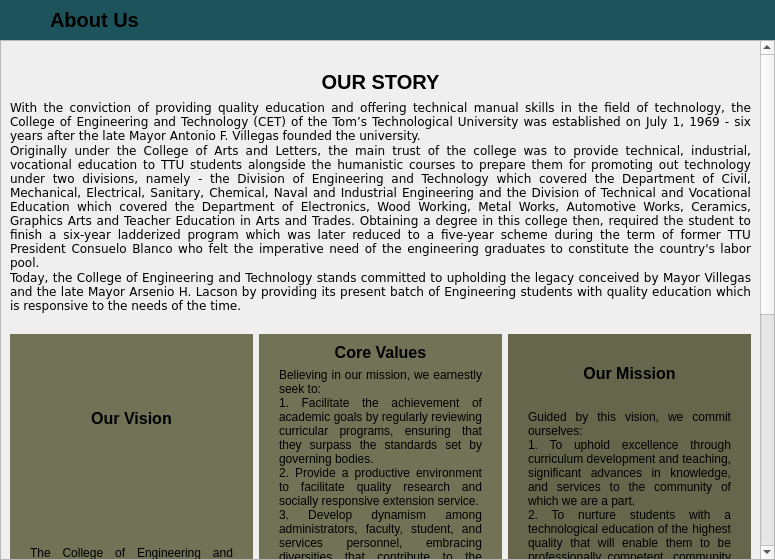
First picture: the form in informationwindowaboutus.ui, repository PeteCastle/SoftwareDesignCaseStudy, before the edit.
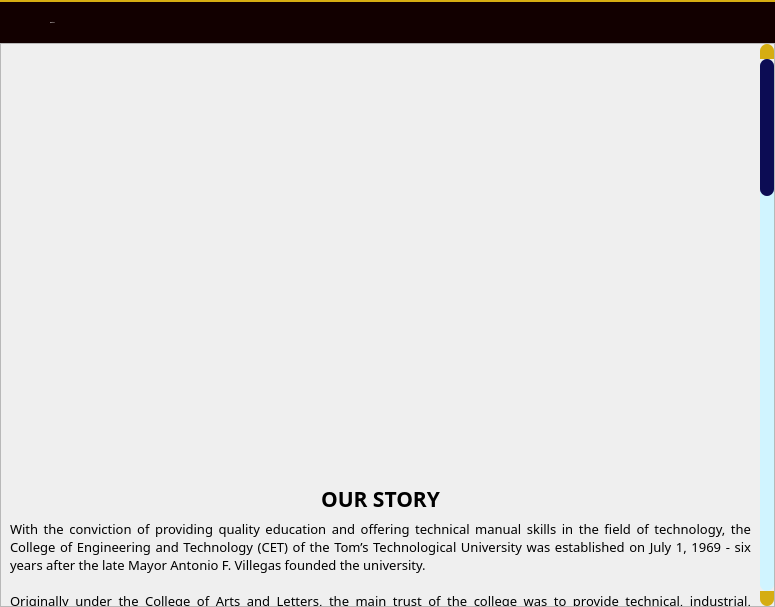
Second picture: the form after the edit. Icons and pictures are not drawn.

The edit to the form file:
```diff
--- a/informationwindowaboutus.ui
+++ b/informationwindowaboutus.ui
@@ -7,12 +7,15 @@
     <x>0</x>
     <y>0</y>
     <width>775</width>
-    <height>560</height>
+    <height>607</height>
    </rect>
   </property>
   <property name="windowTitle">
    <string>Form</string>
   </property>
+  <property name="styleSheet">
+   <string notr="true"/>
+  </property>
   <layout class="QVBoxLayout" name="verticalLayout" stretch="7,92">
    <property name="spacing">
     <number>0</number>
@@ -32,7 +35,11 @@
    <item>
     <widget class="QWidget" name="Header" native="true">
      <property name="styleSheet">
-      <string notr="true">background-color: rgb(29, 84, 92);</string>
+      <string notr="true">QWidget {
+	border-top:2px solid rgb(213, 173, 18);
+background-color: rgb(18, 0, 0);
+
+}</string>
      </property>
      <layout class="QHBoxLayout" name="horizontalLayout">
       <property name="spacing">
@@ -54,10 +61,20 @@
        <widget class="QLabel" name="label">
         <property name="font">
          <font>
-          <pointsize>15</pointsize>
+          <family>Heebo</family>
+          <pointsize>-1</pointsize>
+          <italic>false</italic>
           <bold>true</bold>
          </font>
         </property>
+        <property name="styleSheet">
+         <string notr="true">QLabel {
+
+	color: rgb(255, 255, 255);
+font: bold 25px &quot;Heebo&quot;;
+
+}</string>
+        </property>
         <property name="text">
          <string>About Us</string>
         </property>
@@ -83,6 +100,65 @@
       </property>
       <item>
        <widget class="QScrollArea" name="scrollArea">
+        <property name="styleSheet">
+         <string notr="true">QScrollBar:vertical {
+border: none;
+	background-color: rgb(208, 244, 255);
+width: 14px;
+margin: 15px 0 15px 0;
+border-radius: 7px;
+}
+
+
+/* HANDLE BAR VERTICAL */
+QScrollBar::handle:vertical {
+	background-color: rgb(12, 12, 84);
+min-height: 30px;
+border-radius: 7px;
+}
+QScrollBar::handle:vertical:hover{
+background-color:rgb(28, 114, 206)
+}
+QScrollBar::handle:vertical:pressed {
+	background-color: rgb(8, 32, 59);
+}
+
+
+/* BTN TOP - SCROLLBAR */
+QScrollBar::sub-line:vertical {
+border: none;
+background-color: rgb(213, 173, 18);
+height: 15px;
+border-top-left-radius: 7px;
+border-top-right-radius: 7px;
+subcontrol-position: top;
+subcontrol-origin: margin;
+}
+QScrollBar::sub-line:vertical:hover {
+background-color: rgb(211, 213, 66);
+}
+QScrollBar::sub-line:vertical:pressed {
+	background-color: rgb(139, 111, 12);
+}
+
+
+/* BTN BOTTOM - SCROLLBAR */
+QScrollBar::add-line:vertical {
+border: none;
+background-color: rgb(213, 173, 18);
+height: 15px;
+border-bottom-left-radius: 7px;
+border-bottom-right-radius: 7px;
+subcontrol-position: bottom;
+subcontrol-origin: margin;
+}
+QScrollBar::add-line:vertical:hover {
+background-color: rgb(211, 213, 66);
+}
+QScrollBar::add-line:vertical:pressed {
+background-color: rgb(139, 111, 12);
+}</string>
+        </property>
         <property name="widgetResizable">
          <bool>true</bool>
         </property>
@@ -90,24 +166,273 @@
          <property name="geometry">
           <rect>
            <x>0</x>
-           <y>-735</y>
+           <y>-1849</y>
            <width>759</width>
-           <height>1253</height>
+           <height>2411</height>
           </rect>
          </property>
-         <layout class="QGridLayout" name="gridLayout" columnstretch="30,30,30">
+         <layout class="QGridLayout" name="gridLayout" rowstretch="0,0,0,0,0,0,0,0,0,0,0,0,0,0,0,0" columnstretch="30,30,30">
+          <item row="13" column="0" colspan="3" alignment="Qt::AlignHCenter">
+           <widget class="QLabel" name="label_23">
+            <property name="font">
+             <font>
+              <family>Heebo</family>
+              <pointsize>12</pointsize>
+              <italic>false</italic>
+              <bold>true</bold>
+             </font>
+            </property>
+            <property name="styleSheet">
+             <string notr="true">font: bold 12pt &quot;Heebo&quot;;
+color: rgb(0,0,0);</string>
+            </property>
+            <property name="text">
+             <string>Source Code</string>
+            </property>
+           </widget>
+          </item>
+          <item row="10" column="0" colspan="3">
+           <widget class="QLabel" name="label_10">
+            <property name="font">
+             <font>
+              <family>Heebo</family>
+              <pointsize>18</pointsize>
+              <italic>false</italic>
+              <bold>true</bold>
+             </font>
+            </property>
+            <property name="styleSheet">
+             <string notr="true">font: bold 18pt &quot;Heebo&quot;;
+color: rgb(0,0,0);</string>
+            </property>
+            <property name="text">
+             <string>MEET THE TEAM</string>
+            </property>
+            <property name="alignment">
+             <set>Qt::AlignCenter</set>
+            </property>
+           </widget>
+          </item>
           <item row="2" column="0" colspan="3">
+           <widget class="QLabel" name="label_26">
+            <property name="sizePolicy">
+             <sizepolicy hsizetype="Minimum" vsizetype="Maximum">
+              <horstretch>0</horstretch>
+              <verstretch>0</verstretch>
+             </sizepolicy>
+            </property>
+            <property name="minimumSize">
+             <size>
+              <width>500</width>
+              <height>400</height>
+             </size>
+            </property>
+            <property name="styleSheet">
+             <string notr="true">image: url(:/Icons/ProgramIcons/building.png);</string>
+            </property>
+            <property name="text">
+             <string/>
+            </property>
+           </widget>
+          </item>
+          <item row="4" column="0" colspan="3">
+           <widget class="QLabel" name="label_2">
+            <property name="font">
+             <font>
+              <family>heebo</family>
+              <pointsize>16</pointsize>
+              <italic>false</italic>
+              <bold>true</bold>
+             </font>
+            </property>
+            <property name="styleSheet">
+             <string notr="true">Font: bold 16pt &quot;heebo&quot;;
+color: rgb(0,0,0);</string>
+            </property>
+            <property name="text">
+             <string>OUR STORY</string>
+            </property>
+            <property name="alignment">
+             <set>Qt::AlignCenter</set>
+            </property>
+            <property name="textInteractionFlags">
+             <set>Qt::LinksAccessibleByKeyboard|Qt::LinksAccessibleByMouse|Qt::TextBrowserInteraction|Qt::TextSelectableByKeyboard|Qt::TextSelectableByMouse</set>
+            </property>
+           </widget>
+          </item>
+          <item row="8" column="1">
+           <widget class="QWidget" name="widget_2" native="true">
+            <property name="styleSheet">
+             <string notr="true">	background-color: rgb(208, 244, 255);</string>
+            </property>
+            <layout class="QVBoxLayout" name="verticalLayout_4">
+             <property name="leftMargin">
+              <number>20</number>
+             </property>
+             <property name="rightMargin">
+              <number>20</number>
+             </property>
+             <item alignment="Qt::AlignTop">
+              <widget class="QLabel" name="label_5">
+               <property name="font">
+                <font>
+                 <family>Heebo</family>
+                 <pointsize>12</pointsize>
+                 <italic>false</italic>
+                 <bold>true</bold>
+                </font>
+               </property>
+               <property name="styleSheet">
+                <string notr="true">font: bold 12pt &quot;Heebo&quot;;
+color: rgb(0, 0, 0);</string>
+               </property>
+               <property name="text">
+                <string>Core Values</string>
+               </property>
+               <property name="alignment">
+                <set>Qt::AlignCenter</set>
+               </property>
+               <property name="textInteractionFlags">
+                <set>Qt::LinksAccessibleByKeyboard|Qt::LinksAccessibleByMouse|Qt::TextBrowserInteraction|Qt::TextSelectableByKeyboard|Qt::TextSelectableByMouse</set>
+               </property>
+              </widget>
+             </item>
+             <item>
+              <widget class="QLabel" name="label_8">
+               <property name="styleSheet">
+                <string notr="true">font: 9pt &quot;Heebo&quot;;
+color: rgb(0, 0, 0);</string>
+               </property>
+               <property name="text">
+                <string>Believing in our mission, we earnestly seek to:
+1. Facilitate the achievement of academic goals by regularly reviewing curricular programs, ensuring that they surpass the standards set by governing bodies.
+2. Provide a productive environment to facilitate quality research and socially responsive extension service.
+3. Develop dynamism among administrators, faculty, student, and services personnel, embracing diversities that contribute to the growth of the college.
+4. Strengthen our ties with our alumni and industry partners, helping us establish a distinct place in the industry.
+</string>
+               </property>
+               <property name="alignment">
+                <set>Qt::AlignJustify|Qt::AlignVCenter</set>
+               </property>
+               <property name="wordWrap">
+                <bool>true</bool>
+               </property>
+               <property name="textInteractionFlags">
+                <set>Qt::LinksAccessibleByKeyboard|Qt::LinksAccessibleByMouse|Qt::TextBrowserInteraction|Qt::TextSelectableByKeyboard|Qt::TextSelectableByMouse</set>
+               </property>
+              </widget>
+             </item>
+            </layout>
+           </widget>
+          </item>
+          <item row="8" column="0">
+           <widget class="QWidget" name="widget" native="true">
+            <property name="styleSheet">
+             <string notr="true">	background-color: rgb(208, 244, 255);</string>
+            </property>
+            <layout class="QVBoxLayout" name="verticalLayout_3" stretch="5,90">
+             <property name="spacing">
+              <number>0</number>
+             </property>
+             <property name="leftMargin">
+              <number>20</number>
+             </property>
+             <property name="topMargin">
+              <number>9</number>
+             </property>
+             <property name="rightMargin">
+              <number>20</number>
+             </property>
+             <property name="bottomMargin">
+              <number>0</number>
+             </property>
+             <item alignment="Qt::AlignHCenter|Qt::AlignBottom">
+              <widget class="QLabel" name="label_7">
+               <property name="styleSheet">
+                <string notr="true">font: bold 12pt &quot;Heebo&quot;;
+color: rgb(0, 0, 0);</string>
+               </property>
+               <property name="text">
+                <string>Our Vision</string>
+               </property>
+               <property name="textInteractionFlags">
+                <set>Qt::LinksAccessibleByKeyboard|Qt::LinksAccessibleByMouse|Qt::TextBrowserInteraction|Qt::TextSelectableByKeyboard|Qt::TextSelectableByMouse</set>
+               </property>
+              </widget>
+             </item>
+             <item alignment="Qt::AlignTop">
+              <widget class="QLabel" name="label_4">
+               <property name="styleSheet">
+                <string notr="true">font: 9pt &quot;Heebo&quot;;
+color: rgb(0, 0, 0);</string>
+               </property>
+               <property name="text">
+                <string>The College of Engineering and Technology will be the premier college in technological education, research, and extension services. Technology-driven education, creative research, and sustainable extension activities that will improve the lives of people in the communities will be used to build internationally competitive and socially responsible professionals.</string>
+               </property>
+               <property name="alignment">
+                <set>Qt::AlignJustify|Qt::AlignVCenter</set>
+               </property>
+               <property name="wordWrap">
+                <bool>true</bool>
+               </property>
+               <property name="textInteractionFlags">
+                <set>Qt::LinksAccessibleByKeyboard|Qt::LinksAccessibleByMouse|Qt::TextBrowserInteraction|Qt::TextSelectableByKeyboard|Qt::TextSelectableByMouse</set>
+               </property>
+              </widget>
+             </item>
+            </layout>
+           </widget>
+          </item>
+          <item row="14" column="0" colspan="3" alignment="Qt::AlignHCenter">
+           <widget class="QLabel" name="label_24">
+            <property name="styleSheet">
+             <string notr="true">font: 9pt &quot;Heebo&quot;;
+color: rgb(0,0,0);</string>
+            </property>
+            <property name="text">
+             <string>https://github.com/PeteCastle/SoftwareDesignCaseStudy</string>
+            </property>
+            <property name="textInteractionFlags">
+             <set>Qt::LinksAccessibleByKeyboard|Qt::LinksAccessibleByMouse|Qt::TextBrowserInteraction|Qt::TextSelectableByKeyboard|Qt::TextSelectableByMouse</set>
+            </property>
+           </widget>
+          </item>
+          <item row="6" column="0" colspan="3">
            <widget class="QLabel" name="label_3">
+            <property name="sizePolicy">
+             <sizepolicy hsizetype="Preferred" vsizetype="Preferred">
+              <horstretch>0</horstretch>
+              <verstretch>0</verstretch>
+             </sizepolicy>
+            </property>
+            <property name="minimumSize">
+             <size>
+              <width>0</width>
+              <height>0</height>
+             </size>
+            </property>
             <property name="font">
              <font>
-              <family>Verdana</family>
+              <family>Heebo</family>
+              <pointsize>10</pointsize>
+              <italic>false</italic>
+              <bold>false</bold>
              </font>
             </property>
+            <property name="styleSheet">
+             <string notr="true">QLabel {
+	color: rgb(0,0,0);
+	font: 10pt &quot;Heebo&quot;;
+
+}
+</string>
+            </property>
             <property name="text">
              <string>With the conviction of providing quality education and offering technical manual skills in the field of technology, the College of Engineering and Technology (CET) of the Tom’s Technological University was established on July 1, 1969 - six years after the late Mayor Antonio F. Villegas founded the university.
+
 Originally under the College of Arts and Letters, the main trust of the college was to provide technical, industrial, vocational education to TTU students alongside the humanistic courses to prepare them for promoting out technology under two divisions, namely - the Division of Engineering and Technology which covered the Department of Civil, Mechanical, Electrical, Sanitary, Chemical, Naval and Industrial Engineering and the Division of Technical and Vocational Education which covered the Department of Electronics, Wood Working, Metal Works, Automotive Works, Ceramics, Graphics Arts and Teacher Education in Arts and Trades. Obtaining a degree in this college then, required the student to finish a six-year ladderized program which was later reduced to a five-year scheme during the term of former TTU President Consuelo Blanco who felt the imperative need of the engineering graduates to constitute the country's labor pool.
-Today, the College of Engineering and Technology stands committed to upholding the legacy conceived by Mayor Villegas and the late Mayor Arsenio H. Lacson by providing its present batch of Engineering students with quality education which is responsive to the needs of the time.
-</string>
+
+Today, the College of Engineering and Technology stands committed to upholding the legacy conceived by Mayor Villegas and the late Mayor Arsenio H. Lacson by providing its present batch of Engineering students with quality education which is responsive to the needs of the time.</string>
             </property>
             <property name="alignment">
              <set>Qt::AlignJustify|Qt::AlignVCenter</set>
@@ -116,74 +441,37 @@
              <bool>true</bool>
             </property>
             <property name="margin">
-             <number>50</number>
+             <number>20</number>
             </property>
             <property name="textInteractionFlags">
-             <set>Qt::LinksAccessibleByMouse|Qt::TextSelectableByMouse</set>
+             <set>Qt::LinksAccessibleByKeyboard|Qt::LinksAccessibleByMouse|Qt::TextBrowserInteraction|Qt::TextSelectableByKeyboard|Qt::TextSelectableByMouse</set>
             </property>
            </widget>
           </item>
-          <item row="5" column="0" colspan="3">
-           <widget class="QLabel" name="label_10">
-            <property name="font">
-             <font>
-              <pointsize>12</pointsize>
-              <bold>true</bold>
-             </font>
+          <item row="15" column="0" colspan="3">
+           <widget class="Line" name="line">
+            <property name="orientation">
+             <enum>Qt::Horizontal</enum>
             </property>
-            <property name="text">
-             <string>MEET THE TEAM</string>
-            </property>
-            <property name="alignment">
-             <set>Qt::AlignCenter</set>
-            </property>
            </widget>
           </item>
-          <item row="3" column="0">
-           <widget class="QWidget" name="widget" native="true">
-            <property name="styleSheet">
-             <string notr="true">background-color: rgb(114, 114, 86);</string>
+          <item row="0" column="0" colspan="3">
+           <spacer name="verticalSpacer">
+            <property name="orientation">
+             <enum>Qt::Vertical</enum>
             </property>
-            <layout class="QVBoxLayout" name="verticalLayout_3">
-             <property name="leftMargin">
-              <number>20</number>
-             </property>
-             <property name="rightMargin">
-              <number>20</number>
-             </property>
-             <item alignment="Qt::AlignHCenter">
-              <widget class="QLabel" name="label_4">
-               <property name="font">
-                <font>
-                 <pointsize>12</pointsize>
-                 <bold>true</bold>
-                </font>
-               </property>
-               <property name="text">
-                <string>Our Vision</string>
-               </property>
-               <property name="alignment">
-                <set>Qt::AlignCenter</set>
-               </property>
-              </widget>
-             </item>
-             <item>
-              <widget class="QLabel" name="label_7">
-               <property name="text">
-                <string>The College of Engineering and Technology will be the premier college in technological education, research, and extension services.</string>
-               </property>
-               <property name="alignment">
-                <set>Qt::AlignJustify|Qt::AlignVCenter</set>
-               </property>
-               <property name="wordWrap">
-                <bool>true</bool>
-               </property>
-              </widget>
-             </item>
-            </layout>
-           </widget>
+            <property name="sizeType">
+             <enum>QSizePolicy::Fixed</enum>
+            </property>
+            <property name="sizeHint" stdset="0">
+             <size>
+              <width>20</width>
+              <height>20</height>
+             </size>
+            </property>
+           </spacer>
           </item>
-          <item row="7" column="0" colspan="3">
+          <item row="12" column="0" colspan="3">
            <spacer name="verticalSpacer_3">
             <property name="orientation">
              <enum>Qt::Vertical</enum>
@@ -199,7 +487,7 @@
             </property>
            </spacer>
           </item>
-          <item row="6" column="0" colspan="3">
+          <item row="11" column="0" colspan="3">
            <layout class="QGridLayout" name="gridLayout_2">
             <property name="leftMargin">
              <number>30</number>
@@ -219,18 +507,36 @@
             <item row="0" column="1">
              <widget class="QWidget" name="widget_5" native="true">
               <property name="styleSheet">
-               <string notr="true">background-color: rgb(146, 189, 108);</string>
+               <string notr="true">QWidget#widget_5{
+
+background-color: rgb(146, 189, 108);
+background-image: url(:/Icons/ProgramIcons/bgsapicnatin.png);
+
+}</string>
               </property>
               <layout class="QVBoxLayout" name="verticalLayout_7">
                <item alignment="Qt::AlignHCenter">
                 <widget class="QLabel" name="label_17">
+                 <property name="minimumSize">
+                  <size>
+                   <width>100</width>
+                   <height>100</height>
+                  </size>
+                 </property>
+                 <property name="styleSheet">
+                  <string notr="true">image: url(:/TheChefs/ProgramIcons/The Chefs/Cayco.png);</string>
+                 </property>
                  <property name="text">
-                  <string>PICTURE NI KIKO</string>
+                  <string/>
                  </property>
                 </widget>
                </item>
                <item alignment="Qt::AlignHCenter">
                 <widget class="QLabel" name="label_12">
+                 <property name="styleSheet">
+                  <string notr="true">font: bold 12pt &quot;Heebo&quot;;
+color: rgb(56, 13, 13);</string>
+                 </property>
                  <property name="text">
                   <string>Francis Mark Cayco</string>
                  </property>
@@ -238,8 +544,13 @@
                </item>
                <item alignment="Qt::AlignHCenter">
                 <widget class="QLabel" name="label_18">
+                 <property name="styleSheet">
+                  <string notr="true">font: 12pt &quot;Heebo&quot;;
+color: rgb(102, 24, 24);
+color: rgb(56, 13, 13);</string>
+                 </property>
                  <property name="text">
-                  <string>Description</string>
+                  <string>&quot;Programming is my passion.&quot;</string>
                  </property>
                 </widget>
                </item>
@@ -248,19 +559,43 @@
             </item>
             <item row="0" column="0">
              <widget class="QWidget" name="widget_4" native="true">
+              <property name="minimumSize">
+               <size>
+                <width>250</width>
+                <height>0</height>
+               </size>
+              </property>
               <property name="styleSheet">
-               <string notr="true">background-color: rgb(146, 189, 108);</string>
+               <string notr="true">QWidget#widget_4 {
+
+background-color: rgb(146, 189, 108);
+background-image: url(:/Icons/ProgramIcons/bgsapicnatin.png);
+
+}</string>
               </property>
-              <layout class="QVBoxLayout" name="verticalLayout_6">
+              <layout class="QVBoxLayout" name="verticalLayout_6" stretch="0,0,0">
                <item alignment="Qt::AlignHCenter">
                 <widget class="QLabel" name="label_15">
+                 <property name="minimumSize">
+                  <size>
+                   <width>100</width>
+                   <height>100</height>
+                  </size>
+                 </property>
+                 <property name="styleSheet">
+                  <string notr="true">image: url(:/TheChefs/ProgramIcons/The Chefs/Aparici.png);</string>
+                 </property>
                  <property name="text">
-                  <string>PICTURE NI KIT</string>
+                  <string/>
                  </property>
                 </widget>
                </item>
                <item alignment="Qt::AlignHCenter">
                 <widget class="QLabel" name="label_11">
+                 <property name="styleSheet">
+                  <string notr="true">font: bold 12pt &quot;Heebo&quot;;
+color: rgb(56, 13, 13);</string>
+                 </property>
                  <property name="text">
                   <string>Christian Lordenz Aparici</string>
                  </property>
@@ -268,8 +603,13 @@
                </item>
                <item alignment="Qt::AlignHCenter">
                 <widget class="QLabel" name="label_16">
+                 <property name="styleSheet">
+                  <string notr="true">font: 12pt &quot;Heebo&quot;;
+color: rgb(102, 24, 24);
+color: rgb(56, 13, 13);</string>
+                 </property>
                  <property name="text">
-                  <string>Description</string>
+                  <string>&quot;Don't trust Solivens&quot;</string>
                  </property>
                 </widget>
                </item>
@@ -279,27 +619,56 @@
             <item row="1" column="0">
              <widget class="QWidget" name="widget_6" native="true">
               <property name="styleSheet">
-               <string notr="true">background-color: rgb(146, 189, 108);</string>
+               <string notr="true">QWidget#widget_6 {
+
+background-color: rgb(146, 189, 108);
+background-image: url(:/Icons/ProgramIcons/bgsapicnatin.png);
+
+}</string>
               </property>
               <layout class="QVBoxLayout" name="verticalLayout_8">
                <item alignment="Qt::AlignHCenter">
                 <widget class="QLabel" name="label_13">
+                 <property name="minimumSize">
+                  <size>
+                   <width>100</width>
+                   <height>100</height>
+                  </size>
+                 </property>
+                 <property name="styleSheet">
+                  <string notr="true">image: url(:/TheChefs/ProgramIcons/The Chefs/Paclian.png);</string>
+                 </property>
                  <property name="text">
-                  <string>PICTURE NI MAYKS</string>
+                  <string/>
                  </property>
                 </widget>
                </item>
                <item alignment="Qt::AlignHCenter">
                 <widget class="QLabel" name="label_19">
+                 <property name="styleSheet">
+                  <string notr="true">font: bold 12pt &quot;Heebo&quot;;
+color: rgb(56, 13, 13);</string>
+                 </property>
                  <property name="text">
                   <string>Micha Lene Paclian</string>
                  </property>
                 </widget>
                </item>
-               <item alignment="Qt::AlignHCenter">
+               <item>
                 <widget class="QLabel" name="label_20">
+                 <property name="styleSheet">
+                  <string notr="true">font: 12pt &quot;Heebo&quot;;
+color: rgb(102, 24, 24);
+color: rgb(56, 13, 13);</string>
+                 </property>
                  <property name="text">
-                  <string>Description</string>
+                  <string>“Don’t give up on your dreams, just keep sleeping.” </string>
+                 </property>
+                 <property name="alignment">
+                  <set>Qt::AlignCenter</set>
+                 </property>
+                 <property name="wordWrap">
+                  <bool>true</bool>
                  </property>
                 </widget>
                </item>
@@ -309,18 +678,36 @@
             <item row="1" column="1">
              <widget class="QWidget" name="widget_7" native="true">
               <property name="styleSheet">
-               <string notr="true">background-color: rgb(146, 189, 108);</string>
+               <string notr="true">QWidget#widget_7 {
+
+background-color: rgb(146, 189, 108);
+background-image: url(:/Icons/ProgramIcons/bgsapicnatin.png);
+
+}</string>
               </property>
               <layout class="QVBoxLayout" name="verticalLayout_9">
                <item alignment="Qt::AlignHCenter">
                 <widget class="QLabel" name="label_14">
+                 <property name="minimumSize">
+                  <size>
+                   <width>100</width>
+                   <height>100</height>
+                  </size>
+                 </property>
+                 <property name="styleSheet">
+                  <string notr="true">image: url(:/TheChefs/ProgramIcons/The Chefs/Soliven.png);</string>
+                 </property>
                  <property name="text">
-                  <string>PICTURE NI REYNEL</string>
+                  <string/>
                  </property>
                 </widget>
                </item>
                <item alignment="Qt::AlignHCenter">
                 <widget class="QLabel" name="label_22">
+                 <property name="styleSheet">
+                  <string notr="true">font: bold 12pt &quot;Heebo&quot;;
+color: rgb(56, 13, 13);</string>
+                 </property>
                  <property name="text">
                   <string>Reynel Soliven</string>
                  </property>
@@ -328,8 +715,13 @@
                </item>
                <item alignment="Qt::AlignHCenter">
                 <widget class="QLabel" name="label_21">
+                 <property name="styleSheet">
+                  <string notr="true">font: 12pt &quot;Heebo&quot;;
+color: rgb(102, 24, 24);
+color: rgb(56, 13, 13);</string>
+                 </property>
                  <property name="text">
-                  <string>Description</string>
+                  <string>“Life is like a tasty burger, give it your best bite”</string>
                  </property>
                 </widget>
                </item>
@@ -338,39 +730,66 @@
             </item>
            </layout>
           </item>
-          <item row="3" column="2">
+          <item row="7" column="0" colspan="3">
+           <widget class="QLabel" name="label_25">
+            <property name="sizePolicy">
+             <sizepolicy hsizetype="Minimum" vsizetype="Minimum">
+              <horstretch>0</horstretch>
+              <verstretch>0</verstretch>
+             </sizepolicy>
+            </property>
+            <property name="minimumSize">
+             <size>
+              <width>500</width>
+              <height>500</height>
+             </size>
+            </property>
+            <property name="styleSheet">
+             <string notr="true">image: url(:/Icons/ProgramIcons/story.png);</string>
+            </property>
+            <property name="text">
+             <string/>
+            </property>
+           </widget>
+          </item>
+          <item row="8" column="2">
            <widget class="QWidget" name="widget_3" native="true">
             <property name="styleSheet">
-             <string notr="true">background-color: rgb(102, 102, 76);</string>
+             <string notr="true">	background-color: rgb(208, 244, 255);</string>
             </property>
-            <layout class="QVBoxLayout" name="verticalLayout_5">
+            <layout class="QVBoxLayout" name="verticalLayout_5" stretch="5,90">
+             <property name="spacing">
+              <number>0</number>
+             </property>
+             <property name="sizeConstraint">
+              <enum>QLayout::SetDefaultConstraint</enum>
+             </property>
              <property name="leftMargin">
               <number>20</number>
              </property>
              <property name="rightMargin">
               <number>20</number>
              </property>
-             <item>
-              <widget class="QLabel" name="label_6">
-               <property name="font">
-                <font>
-                 <pointsize>12</pointsize>
-                 <bold>true</bold>
-                </font>
-               </property>
-               <property name="styleSheet">
-                <string notr="true">background-color: rgb(102, 102, 76);</string>
-               </property>
-               <property name="text">
-                <string>Our Mission</string>
-               </property>
-               <property name="alignment">
-                <set>Qt::AlignCenter</set>
-               </property>
-              </widget>
-             </item>
-             <item>
+             <item alignment="Qt::AlignHCenter|Qt::AlignBottom">
               <widget class="QLabel" name="label_9">
+               <property name="styleSheet">
+                <string notr="true">font: bold 12pt &quot;Heebo&quot;;
+color: rgb(0, 0, 0);</string>
+               </property>
+               <property name="text">
+                <string>Our Mission</string>
+               </property>
+               <property name="textInteractionFlags">
+                <set>Qt::LinksAccessibleByKeyboard|Qt::LinksAccessibleByMouse|Qt::TextBrowserInteraction|Qt::TextSelectableByKeyboard|Qt::TextSelectableByMouse</set>
+               </property>
+              </widget>
+             </item>
+             <item alignment="Qt::AlignTop">
+              <widget class="QLabel" name="label_6">
+               <property name="styleSheet">
+                <string notr="true">font: 9pt &quot;Heebo&quot;;
+color: rgb(0, 0, 0);</string>
+               </property>
                <property name="text">
                 <string>Guided by this vision, we commit ourselves:
 1. To uphold excellence through curriculum development and teaching, significant advances in knowledge, and services to the community of which we are a part.
@@ -384,112 +803,15 @@
                <property name="wordWrap">
                 <bool>true</bool>
                </property>
-              </widget>
-             </item>
-            </layout>
-           </widget>
-          </item>
-          <item row="0" column="0" colspan="3">
-           <spacer name="verticalSpacer">
-            <property name="orientation">
-             <enum>Qt::Vertical</enum>
-            </property>
-            <property name="sizeType">
-             <enum>QSizePolicy::Fixed</enum>
-            </property>
-            <property name="sizeHint" stdset="0">
-             <size>
-              <width>20</width>
-              <height>20</height>
-             </size>
-            </property>
-           </spacer>
-          </item>
-          <item row="1" column="0" colspan="3">
-           <widget class="QLabel" name="label_2">
-            <property name="font">
-             <font>
-              <pointsize>15</pointsize>
-              <bold>true</bold>
-             </font>
-            </property>
-            <property name="text">
-             <string>OUR STORY</string>
-            </property>
-            <property name="alignment">
-             <set>Qt::AlignCenter</set>
-            </property>
-           </widget>
-          </item>
-          <item row="3" column="1">
-           <widget class="QWidget" name="widget_2" native="true">
-            <property name="styleSheet">
-             <string notr="true">background-color: rgb(114, 114, 86);</string>
-            </property>
-            <layout class="QVBoxLayout" name="verticalLayout_4">
-             <property name="leftMargin">
-              <number>20</number>
-             </property>
-             <property name="rightMargin">
-              <number>20</number>
-             </property>
-             <item>
-              <widget class="QLabel" name="label_5">
-               <property name="font">
-                <font>
-                 <pointsize>12</pointsize>
-                 <bold>true</bold>
-                </font>
+               <property name="textInteractionFlags">
+                <set>Qt::LinksAccessibleByKeyboard|Qt::LinksAccessibleByMouse|Qt::TextBrowserInteraction|Qt::TextSelectableByKeyboard|Qt::TextSelectableByMouse</set>
                </property>
-               <property name="text">
-                <string>Core Values</string>
-               </property>
-               <property name="alignment">
-                <set>Qt::AlignCenter</set>
-               </property>
               </widget>
              </item>
-             <item>
-              <widget class="QLabel" name="label_8">
-               <property name="text">
-                <string>Believing in our mission, we earnestly seek to:
-1. Facilitate the achievement of academic goals by regularly reviewing curricular programs, ensuring that they surpass the standards set by governing bodies.
-2. Provide a productive environment to facilitate quality research and socially responsive extension service.
-3. Develop dynamism among administrators, faculty, student, and services personnel, embracing diversities that contribute to the growth of the college.
-4. Strengthen our ties with our alumni and industry partners, helping us establish a distinct place in the industry.
-</string>
-               </property>
-               <property name="alignment">
-                <set>Qt::AlignJustify|Qt::AlignVCenter</set>
-               </property>
-               <property name="wordWrap">
-                <bool>true</bool>
-               </property>
-              </widget>
-             </item>
             </layout>
            </widget>
           </item>
-          <item row="10" column="0" colspan="3">
-           <widget class="Line" name="line">
-            <property name="orientation">
-             <enum>Qt::Horizontal</enum>
-            </property>
-           </widget>
-          </item>
-          <item row="8" column="0" colspan="3" alignment="Qt::AlignHCenter">
-           <widget class="QLabel" name="label_23">
-            <property name="font">
-             <font>
-              <bold>true</bold>
-             </font>
-            </property>
-            <property name="text">
-             <string>Source Code</string>
-            </property>
-           </widget>
-          </item>
-          <item row="4" column="1">
+          <item row="9" column="1">
            <spacer name="verticalSpacer_2">
             <property name="orientation">
              <enum>Qt::Vertical</enum>
@@ -505,12 +827,21 @@
             </property>
            </spacer>
           </item>
-          <item row="9" column="0" colspan="3" alignment="Qt::AlignHCenter">
-           <widget class="QLabel" name="label_24">
-            <property name="text">
-             <string>https://github.com/PeteCastle/SoftwareDesignCaseStudy</string>
+          <item row="3" column="1">
+           <spacer name="verticalSpacer_4">
+            <property name="orientation">
+             <enum>Qt::Vertical</enum>
             </property>
-           </widget>
+            <property name="sizeType">
+             <enum>QSizePolicy::Fixed</enum>
+            </property>
+            <property name="sizeHint" stdset="0">
+             <size>
+              <width>20</width>
+              <height>5</height>
+             </size>
+            </property>
+           </spacer>
           </item>
          </layout>
         </widget>
```
